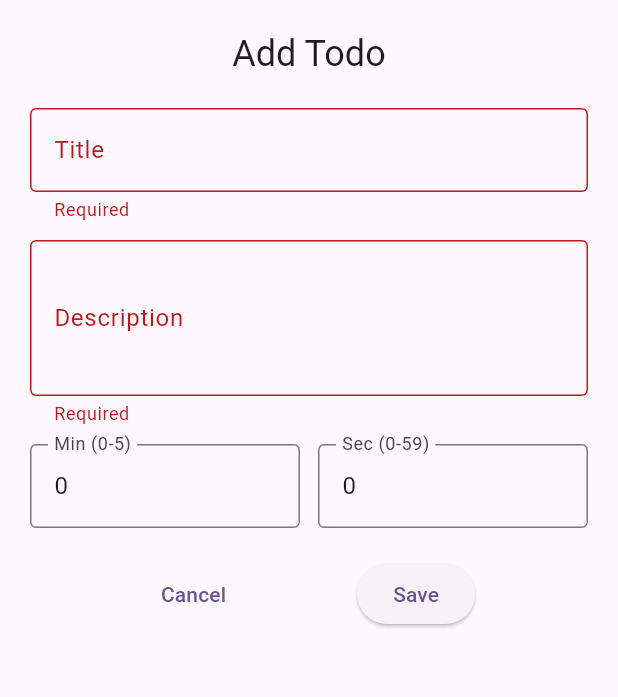
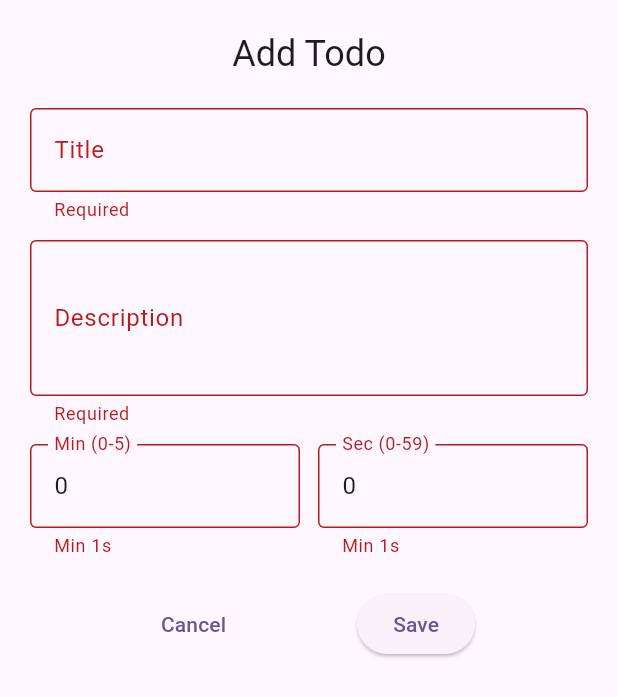
Before and after one commit to thakarkeval66-del/third_task_todo_list, a Flutter app: the TodoForm widget shown alone on an empty page, opened directly, after a tap on "Save", on a phone screen of 412 x 824 dp. Shown: the top 697 px of the screen. Run offline on Flutter 3.47's test engine with Material 3 defaults, Android fonts, the phone set to English and light mode, and no system bars; our stand-ins replace firebase_auth, firebase_core, firebase_database, flutter_local_notifications, hive, hive_flutter; accounts and stored records are empty.

```diff
--- a/lib/widgets/todo_form.dart
+++ b/lib/widgets/todo_form.dart
@@ -48,9 +48,6 @@ class _TodoFormState extends State<TodoForm> {
       final totalSeconds = (mins * 60) + secs;
 
       if (totalSeconds <= 0 || totalSeconds > 300) {
-        ScaffoldMessenger.of(context).showSnackBar(
-          const SnackBar(content: Text('Time must be between 1 second and 5 minutes.')),
-        );
         return;
       }
 
@@ -68,14 +65,40 @@ class _TodoFormState extends State<TodoForm> {
           title: _titleController.text,
           description: _descriptionController.text,
           totalSeconds: totalSeconds,
-          remainingSeconds: totalSeconds, // Reset timer on edit as per common pattern
+          remainingSeconds: totalSeconds,
           status: TodoStatus.todo,
           lastStartedAt: null,
         );
-        context.read<TodoProvider>().updateTodo(0, updatedTodo); // index is handled inside provider by ID
+        context.read<TodoProvider>().updateTodo(0, updatedTodo);
       }
       Navigator.pop(context);
     }
+  }
+
+  String? _validateMinutes(String? value) {
+    if (value == null || value.isEmpty) return 'Required';
+    final mins = int.tryParse(value);
+    if (mins == null) return 'Invalid';
+    if (mins < 0 || mins > 5) return '0-5';
+
+    final secs = int.tryParse(_secondsController.text) ?? 0;
+    if (mins == 0 && secs == 0) return 'Min 1s';
+    if (mins == 5 && secs > 0) return 'Max 5m';
+
+    return null;
+  }
+
+  String? _validateSeconds(String? value) {
+    if (value == null || value.isEmpty) return 'Required';
+    final secs = int.tryParse(value);
+    if (secs == null) return 'Invalid';
+    if (secs < 0 || secs > 59) return '0-59';
+
+    final mins = int.tryParse(_minutesController.text) ?? 0;
+    if (mins == 0 && secs == 0) return 'Min 1s';
+    if (mins == 5 && secs > 0) return 'Max 5m';
+
+    return null;
   }
 
   @override
@@ -114,12 +137,15 @@ class _TodoFormState extends State<TodoForm> {
               ),
               const SizedBox(height: 12),
               Row(
+                crossAxisAlignment: CrossAxisAlignment.start,
                 children: [
                   Expanded(
                     child: TextFormField(
                       controller: _minutesController,
                       decoration: const InputDecoration(labelText: 'Min (0-5)', border: OutlineInputBorder()),
                       keyboardType: TextInputType.number,
+                      validator: _validateMinutes,
+                      onChanged: (_) => _formKey.currentState!.validate(),
                     ),
                   ),
                   const SizedBox(width: 12),
@@ -128,6 +154,8 @@ class _TodoFormState extends State<TodoForm> {
                       controller: _secondsController,
                       decoration: const InputDecoration(labelText: 'Sec (0-59)', border: OutlineInputBorder()),
                       keyboardType: TextInputType.number,
+                      validator: _validateSeconds,
+                      onChanged: (_) => _formKey.currentState!.validate(),
                     ),
                   ),
                 ],
@@ -142,7 +170,7 @@ class _TodoFormState extends State<TodoForm> {
                   ),
                   ElevatedButton(
                     onPressed: _save,
-                    child: const Text('Save'),
+                    child: Text(widget.todo == null ? 'Save' : 'Edit'),
                   ),
                 ],
               ),
--- a/pubspec.yaml
+++ b/pubspec.yaml
@@ -18,6 +18,10 @@ dependencies:
   flutter_local_notifications: ^17.2.2
   intl: ^0.19.0
   uuid: ^4.4.0
+  # while using in window app this plugin not support
+  firebase_core: ^3.1.1
+  firebase_auth: ^5.1.1
+  firebase_database: ^11.0.2
 
 dev_dependencies:
   flutter_test:
```
Also changed, not shown: lib/auth/login_screen.dart (added, +164 -0 lines), lib/main.dart (+15 -1 lines), lib/screen/todo_list_page.dart (+56 -0 lines), lib/services/firebase_service.dart (added, +64 -0 lines), firebase.json (added), lib/firebase_options.dart (added), pubspec.lock, 6 other files.
